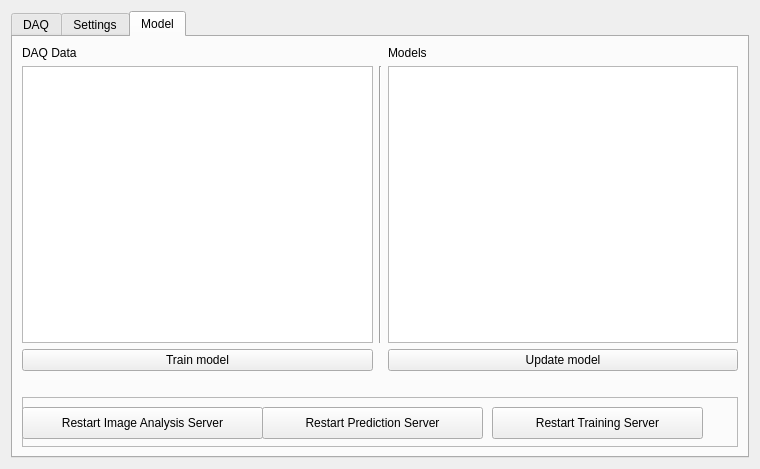
Before: the Qt Designer form gui/UIDAQ.ui in cgre23/XFEL-Beam-Pointing-Predictions, drawn with Qt 5.
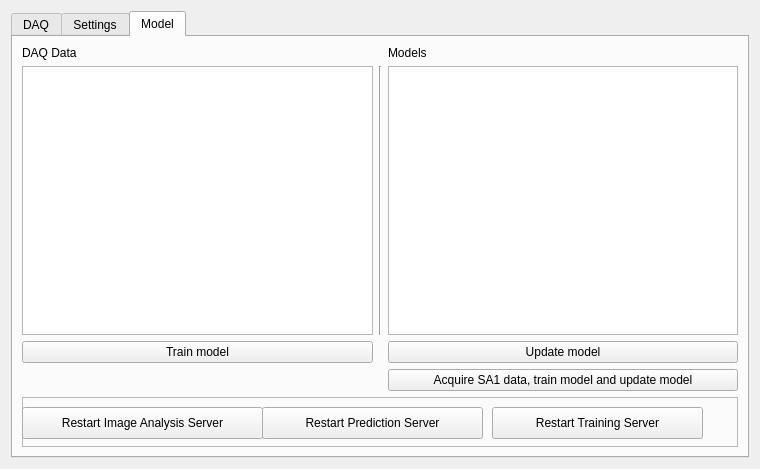
After: the same form once the commit is applied. The open tabs and pages were chosen to show the change. Icons and pictures are not drawn.

```diff
--- a/gui/UIDAQ.ui
+++ b/gui/UIDAQ.ui
@@ -1032,13 +1032,6 @@
        <item row="1" column="0">
         <widget class="QTreeView" name="daq"/>
        </item>
-       <item row="4" column="0" colspan="3">
-        <widget class="QLabel" name="model_log">
-         <property name="text">
-          <string/>
-         </property>
-        </widget>
-       </item>
        <item row="2" column="0">
         <widget class="QPushButton" name="trainmodel_button">
          <property name="text">
@@ -1128,6 +1121,20 @@
          </widget>
         </widget>
        </item>
+       <item row="4" column="0" colspan="2">
+        <widget class="QLabel" name="model_log">
+         <property name="text">
+          <string/>
+         </property>
+        </widget>
+       </item>
+       <item row="4" column="2">
+        <widget class="QPushButton" name="retrainmodel_button">
+         <property name="text">
+          <string>Acquire SA1 data, train model and update model</string>
+         </property>
+        </widget>
+       </item>
       </layout>
      </widget>
     </widget>
```
